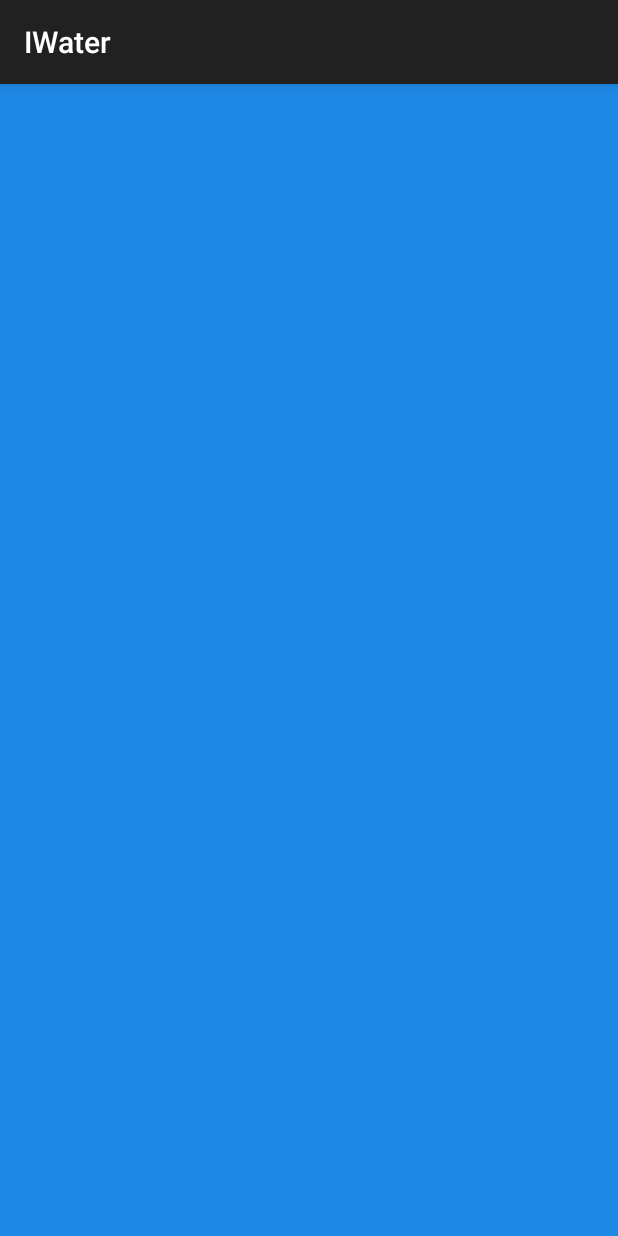
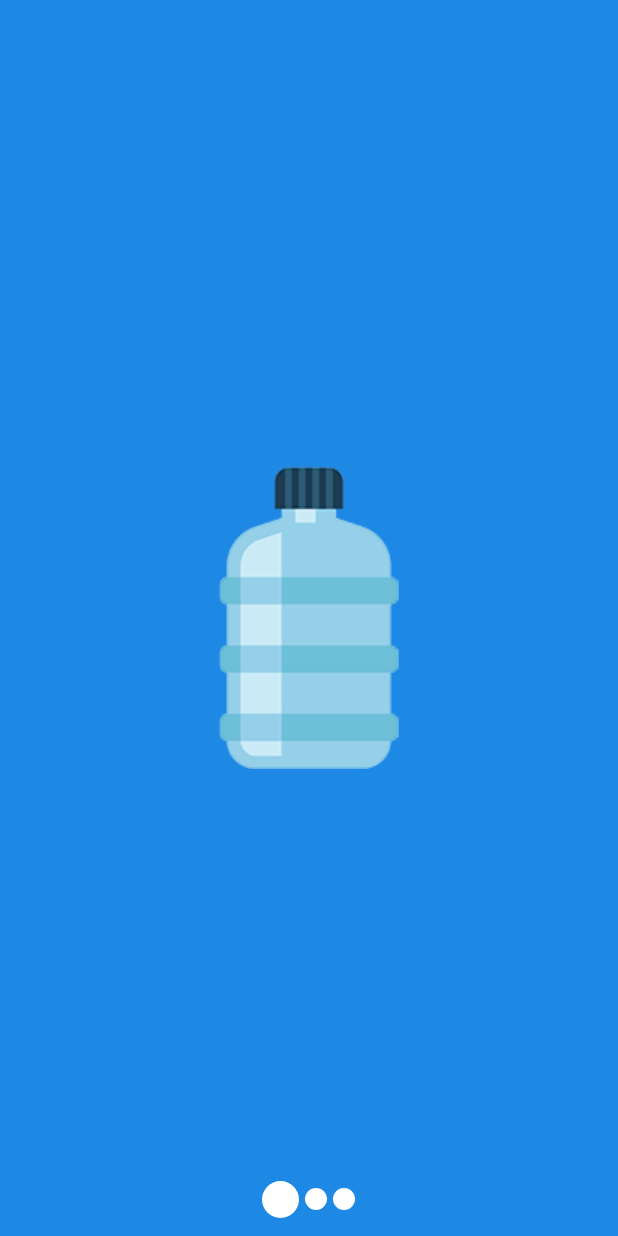
Before and after one commit to jorgeLuizChaves/99water, an Android app: the screen it shows after launch (SlideIntro), on a phone screen of 412 x 824 dp. Run offline under Robolectric (Android 15) with nearby library versions, the phone set to English and light mode, and no system bars.

Commit message:
done intro wizard iwater

```diff
--- a/app/src/main/AndroidManifest.xml
+++ b/app/src/main/AndroidManifest.xml
@@ -6,13 +6,13 @@
         android:allowBackup="true"
         android:icon="@mipmap/ic_launcher"
         android:label="@string/app_name"
-        android:theme="@style/AppTheme" >
+        android:theme="@android:style/Theme.NoTitleBar" >
         <activity
+            android:screenOrientation="portrait"
             android:name=".SlideIntro"
             android:label="@string/app_name" >
             <intent-filter>
                 <action android:name="android.intent.action.MAIN" />
-
                 <category android:name="android.intent.category.LAUNCHER" />
             </intent-filter>
         </activity>
--- a/app/src/main/java/labs/kuka/iwater/SlideIntro.java
+++ b/app/src/main/java/labs/kuka/iwater/SlideIntro.java
@@ -1,15 +1,168 @@
 package labs.kuka.iwater;
 
-import android.support.v7.app.AppCompatActivity;
+import android.app.Activity;
 import android.os.Bundle;
+import android.support.v4.app.Fragment;
+import android.support.v4.app.FragmentActivity;
+import android.support.v4.app.FragmentManager;
+import android.support.v4.app.FragmentPagerAdapter;
+import android.support.v4.view.ViewPager;
+import android.util.DisplayMetrics;
+import android.util.TypedValue;
 import android.view.Menu;
 import android.view.MenuItem;
+import android.view.View;
+import android.view.Window;
 
-public class SlideIntro extends AppCompatActivity {
+public class SlideIntro extends FragmentActivity {
+
+    private ViewPager viewPager;
+    private View indicator1;
+    private View indicator2;
+    private View indicator3;
 
     @Override
     protected void onCreate(Bundle savedInstanceState) {
         super.onCreate(savedInstanceState);
+        this.requestWindowFeature(Window.FEATURE_NO_TITLE);
         setContentView(R.layout.activity_slide_intro);
+
+        indicator1 = (View) findViewById(R.id.indicator1);
+        indicator2 = (View) findViewById(R.id.indicator2);
+        indicator3 = (View) findViewById(R.id.indicator3);
+
+        viewPager = (ViewPager) findViewById(R.id.viewPager);
+        viewPager.setAdapter(new ViewPagerAdapter(getSupportFragmentManager()));
+        viewPager.setOnPageChangeListener(new WizardPageChangeListener());
+        updateIndicators(0);
+
+
+    }
+
+    private class ViewPagerAdapter extends FragmentPagerAdapter {
+
+        private int WIZARD_PAGES_COUNT = 3;
+
+        public ViewPagerAdapter(FragmentManager fm) {
+            super(fm);
+        }
+
+        @Override
+        public Fragment getItem(int position) {
+            final WizardFragment wizardFragment = new WizardFragment();
+            Bundle bundle = new Bundle();
+            bundle.putInt(WizardFragment.PAGE_POSITION, position);
+            wizardFragment.setArguments(bundle);
+            return wizardFragment;
+        }
+
+        @Override
+        public int getCount() {
+            return WIZARD_PAGES_COUNT;
+        }
+
+    }
+
+    @Override
+    public void onBackPressed() {
+        if (viewPager.getCurrentItem() == 0) {
+            // If the user is currently looking at the first step, allow the
+            // system to handle the
+            // Back button. This calls finish() on this activity and pops the
+            // back stack.
+            super.onBackPressed();
+        } else {
+            // Otherwise, select the previous step.
+            viewPager.setCurrentItem(viewPager.getCurrentItem() - 1);
+        }
+    }
+
+    public class WizardPageChangeListener implements ViewPager.OnPageChangeListener {
+
+        @Override
+        public void onPageScrolled(int position, float positionOffset, int positionOffsetPixels) {
+
+        }
+
+        @Override
+        public void onPageSelected(int position) {
+            updateIndicators(position);
+        }
+
+        @Override
+        public void onPageScrollStateChanged(int state) {
+
+        }
+
+    }
+
+    public void updateIndicators(int position) {
+        DisplayMetrics metrics = getResources().getDisplayMetrics();
+        int resizeValue = (int) TypedValue.applyDimension(
+                TypedValue.COMPLEX_UNIT_DIP, 25, metrics);
+        int defaultValue = (int) TypedValue.applyDimension(
+                TypedValue.COMPLEX_UNIT_DIP, 15, metrics);
+        switch (position) {
+            case 0:
+                indicator1.getLayoutParams().height = resizeValue;
+                indicator1.getLayoutParams().width = resizeValue;
+                indicator1.requestLayout();
+
+                indicator2.getLayoutParams().height = defaultValue;
+                indicator2.getLayoutParams().width = defaultValue;
+                indicator2.requestLayout();
+
+                indicator3.getLayoutParams().height = defaultValue;
+                indicator3.getLayoutParams().width = defaultValue;
+                indicator3.requestLayout();
+
+                break;
+
+            case 1:
+                indicator1.getLayoutParams().height = defaultValue;
+                indicator1.getLayoutParams().width = defaultValue;
+                indicator1.requestLayout();
+
+                indicator2.getLayoutParams().height = resizeValue;
+                indicator2.getLayoutParams().width = resizeValue;
+                indicator2.requestLayout();
+
+                indicator3.getLayoutParams().height = defaultValue;
+                indicator3.getLayoutParams().width = defaultValue;
+                indicator3.requestLayout();
+
+                break;
+
+            case 2:
+                indicator1.getLayoutParams().height = defaultValue;
+                indicator1.getLayoutParams().width = defaultValue;
+                indicator1.requestLayout();
+
+                indicator2.getLayoutParams().height = defaultValue;
+                indicator2.getLayoutParams().width = defaultValue;
+                indicator2.requestLayout();
+
+                indicator3.getLayoutParams().height = resizeValue;
+                indicator3.getLayoutParams().width = resizeValue;
+                indicator3.requestLayout();
+
+                break;
+
+            case 3:
+                indicator1.getLayoutParams().height = defaultValue;
+                indicator1.getLayoutParams().width = defaultValue;
+                indicator1.requestLayout();
+
+                indicator2.getLayoutParams().height = defaultValue;
+                indicator2.getLayoutParams().width = defaultValue;
+                indicator2.requestLayout();
+
+                indicator3.getLayoutParams().height = defaultValue;
+                indicator3.getLayoutParams().width = defaultValue;
+                indicator3.requestLayout();
+
+                break;
+        }
+
     }
 }
--- /dev/null
+++ b/app/src/main/java/labs/kuka/iwater/WizardFragment.java
@@ -0,0 +1,41 @@
+package labs.kuka.iwater;
+
+import android.os.Bundle;
+import android.support.annotation.Nullable;
+import android.support.v4.app.Fragment;
+import android.view.LayoutInflater;
+import android.view.View;
+import android.view.ViewGroup;
+
+/**
+ * Created by Jorge on 7/11/15.
+ */
+public class WizardFragment extends Fragment {
+
+    public static final String PAGE_POSITION = "PAGE_POSITION";
+
+    public WizardFragment(){}
+
+
+    @Override
+    public View onCreateView(LayoutInflater inflater,
+                             @Nullable ViewGroup container, @Nullable Bundle savedInstanceState) {
+        int layout_id = R.layout.fragment_page_1;
+        final Bundle arguments = getArguments();
+        final Integer pgPosition = arguments.getInt(PAGE_POSITION);
+        switch (pgPosition) {
+            case 0:
+                layout_id = R.layout.fragment_page_1;
+                break;
+
+            case 1:
+                layout_id = R.layout.fragment_page_2;
+                break;
+
+            case 2:
+                layout_id = R.layout.fragment_page_3;
+                break;
+        }
+        return inflater.inflate(layout_id, container, false);
+    }
+}
--- a/app/src/main/res/layout/activity_slide_intro.xml
+++ b/app/src/main/res/layout/activity_slide_intro.xml
@@ -1,9 +1,43 @@
-<RelativeLayout
+<FrameLayout
     xmlns:android="http://schemas.android.com/apk/res/android"
     xmlns:tools="http://schemas.android.com/tools"
     android:layout_width="match_parent"
     android:layout_height="match_parent"
     android:background="@color/Blue_600"
     tools:context=".SlideIntro">
+    <android.support.v4.view.ViewPager
+        android:id="@+id/viewPager"
+        android:layout_width="fill_parent"
+        android:layout_height="fill_parent" />
 
-</RelativeLayout>
+    <LinearLayout
+        android:layout_margin="10dp"
+        android:layout_width="fill_parent"
+        android:layout_height="wrap_content"
+        android:gravity="center"
+        android:layout_gravity="bottom"
+        android:orientation="horizontal" >
+
+        <View
+            android:id="@+id/indicator1"
+            android:layout_width="15dp"
+            android:layout_height="15dp"
+            android:layout_margin="2dp"
+            android:background="@drawable/indicator_bg" />
+
+        <View
+            android:id="@+id/indicator2"
+            android:layout_width="15dp"
+            android:layout_height="15dp"
+            android:layout_margin="2dp"
+            android:background="@drawable/indicator_bg" />
+
+        <View
+            android:id="@+id/indicator3"
+            android:layout_width="15dp"
+            android:layout_height="15dp"
+            android:layout_margin="2dp"
+            android:background="@drawable/indicator_bg" />
+
+    </LinearLayout>
+</FrameLayout>
--- /dev/null
+++ b/app/src/main/res/layout/fragment_page_1.xml
@@ -0,0 +1,13 @@
+<?xml version="1.0" encoding="utf-8"?>
+<RelativeLayout xmlns:android="http://schemas.android.com/apk/res/android"
+    android:layout_width="match_parent"
+    android:layout_height="match_parent"
+    android:background="@color/Blue_600">
+
+    <ImageView
+        android:layout_centerInParent="true"
+        android:id="@+id/icon_androidsrc"
+        android:layout_width="wrap_content"
+        android:layout_height="wrap_content"
+        android:src="@drawable/galao" />
+</RelativeLayout>
```
Also changed, not shown: app/src/main/java/labs/kuka/iwater/indicator_bg.java (deleted, +0 -189 lines), app/src/main/res/layout/fragment_page_2.xml (added, +13 -0 lines), app/src/main/res/layout/fragment_page_3.xml (added, +13 -0 lines), app/src/main/res/drawable/drinkable_water.png.
